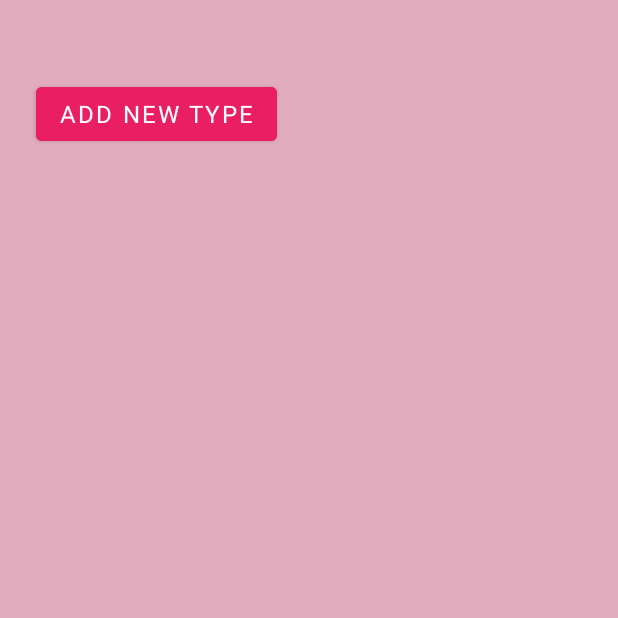
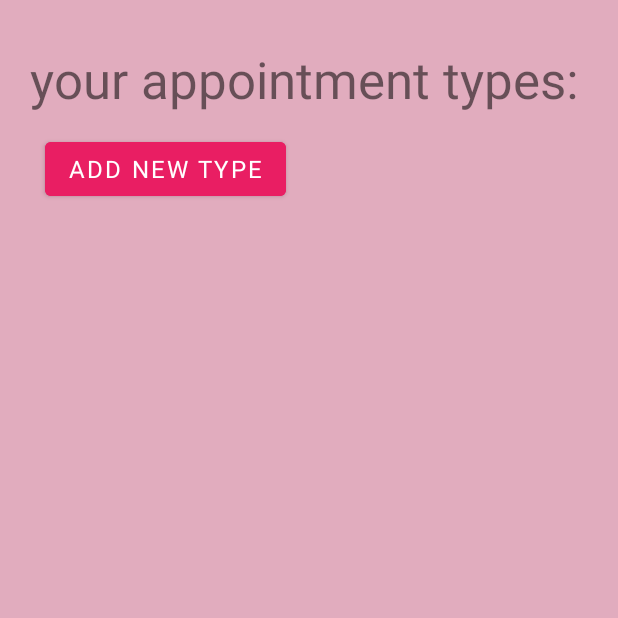
Before and after one commit to DimaAbbas/FinalProject-UniHaifa, an Android app: the AppointmentsSettings screen opened directly, with no data from a screen before it, on a phone screen of 412 x 824 dp, the top half of it. Run offline under Robolectric (Android 15) with nearby library versions, the phone set to English and light mode, and no system bars; our stand-ins replace Firebase (no records; nobody signed in at launch, a user with empty details on screens opened directly); 1 statement that could not run was skipped.

Commit message:
finished appointment types list view

```diff
--- a/app/src/main/java/com/example/finalproject_unihaifa/AppointmentsSettings.java
+++ b/app/src/main/java/com/example/finalproject_unihaifa/AppointmentsSettings.java
@@ -3,17 +3,108 @@ package com.example.finalproject_unihaifa;
 import android.content.Intent;
 import android.os.Bundle;
 import android.view.View;
+import android.widget.ArrayAdapter;
+import android.widget.ListView;
+import android.widget.SimpleAdapter;
 
+import androidx.annotation.NonNull;
+import androidx.annotation.Nullable;
 import androidx.appcompat.app.AppCompatActivity;
 
+import com.google.android.gms.tasks.OnCompleteListener;
+import com.google.android.gms.tasks.Task;
+import com.google.firebase.auth.FirebaseAuth;
+import com.google.firebase.auth.FirebaseUser;
+import com.google.firebase.database.ChildEventListener;
+import com.google.firebase.database.DataSnapshot;
+import com.google.firebase.database.DatabaseError;
+import com.google.firebase.database.DatabaseReference;
+import com.google.firebase.database.FirebaseDatabase;
+import com.google.firebase.database.Query;
+import com.google.firebase.database.ValueEventListener;
+
+import java.util.ArrayList;
+import java.util.HashMap;
+import java.util.List;
+import java.util.Map;
+
 public class AppointmentsSettings extends AppCompatActivity implements View.OnClickListener{
+
+    ListView appListView;
+    FirebaseAuth mAuth;
+    FirebaseDatabase database;
+    DatabaseReference myRef;
+
+    List list = new ArrayList<>();
+    SimpleAdapter adapter;
+    Map<String, String> item;
+
+    String username;
 
     @Override
     protected void onCreate(Bundle savedInstanceState) {
         super.onCreate(savedInstanceState);
         setContentView(R.layout.activity_appointments_settings);
 
+        mAuth = FirebaseAuth.getInstance();
+        database = FirebaseDatabase.getInstance();
+        myRef = database.getReference("User");
+
+        username = LogIn.getUser().getName();
+        /*if(mAuth.getCurrentUser() != null){
+            myRef = myRef.child(mAuth.getCurrentUser().getUid());
+            myRef.addListenerForSingleValueEvent(new ValueEventListener() {
+                @Override
+                public void onDataChange(@NonNull DataSnapshot snapshot) {
+                    User user = snapshot.getValue(User.class);
+                    username = user.getName();
+                }
+
+                @Override
+                public void onCancelled(@NonNull DatabaseError error) {
+
+                }
+            });
+        }*/
+
         findViewById(R.id.addType).setOnClickListener(this);
+        appListView = (ListView) findViewById(R.id.appTypesList);
+
+        adapter = new SimpleAdapter(this, list, R.layout.multi_line,
+                new String[] {"line1", "line2"}, new int[] {R.id.line_a, R.id.line_b});
+        appListView.setAdapter(adapter);
+        adapter.notifyDataSetChanged();
+
+        myRef = database.getReference("Appointment Type");
+        Query query = myRef.child(username);
+        query.addValueEventListener(new ValueEventListener() {
+            @Override
+            public void onDataChange(@NonNull DataSnapshot snapshot) {
+                list.clear();
+                for (DataSnapshot ds:snapshot.getChildren()){
+                    if (ds.exists()) {
+                        AppointmentType appointmentType = ds.getValue(AppointmentType.class);
+                        /*String txt = appointmentType.getName() + ", duration: " + appointmentType.getDuration_hours() +
+                                ":" + appointmentType.getDuration_minutes() + ", price: " + appointmentType.getPrice();
+                        list.add(txt);*/
+                        item = new HashMap<String, String>();
+                        item.put("line1", appointmentType.getName());
+                        item.put("line2", "duration: " + appointmentType.getDuration_hours() +
+                                ":" +appointmentType.getDuration_minutes() +
+                                " - " + "price: " + appointmentType.getPrice());
+                        //item.put("line3", "price: " + appointmentType.getPrice());
+                        list.add(item);
+                        adapter.notifyDataSetChanged();
+                    }
+                }
+            }
+
+            @Override
+            public void onCancelled(@NonNull DatabaseError error) {
+
+            }
+        });
+
     }
 
     @Override
--- a/app/src/main/java/com/example/finalproject_unihaifa/NewAppointmentType.java
+++ b/app/src/main/java/com/example/finalproject_unihaifa/NewAppointmentType.java
@@ -106,6 +106,7 @@ public class NewAppointmentType extends AppCompatActivity implements View.OnClic
         switch(view.getId()){
             case R.id.appointmentCreate:
                 CreateAppointment();
+                finish();
         }
     }
 
--- a/app/src/main/res/layout/activity_appointments_settings.xml
+++ b/app/src/main/res/layout/activity_appointments_settings.xml
@@ -10,13 +10,34 @@
         android:id="@+id/addType"
         android:layout_width="wrap_content"
         android:layout_height="wrap_content"
-        android:layout_marginStart="24dp"
-        android:layout_marginTop="52dp"
+        android:layout_marginStart="30dp"
+        android:layout_marginTop="13dp"
         android:backgroundTint="@color/buttons"
         android:fontFamily="sans-serif-thin"
         android:text="add new type"
         android:textSize="16sp"
         android:textStyle="bold"
         app:layout_constraintStart_toStartOf="parent"
+        app:layout_constraintTop_toBottomOf="@+id/textView20" />
+
+    <TextView
+        android:id="@+id/textView20"
+        android:layout_width="wrap_content"
+        android:layout_height="wrap_content"
+        android:layout_marginStart="20dp"
+        android:layout_marginTop="30dp"
+        android:text="your appointment types:"
+        android:textSize="34sp"
+        app:layout_constraintStart_toStartOf="parent"
         app:layout_constraintTop_toTopOf="parent" />
+
+    <ListView
+        android:id="@+id/appTypesList"
+        android:layout_width="370dp"
+        android:layout_height="550dp"
+        android:layout_marginTop="25dp"
+        app:layout_constraintEnd_toEndOf="parent"
+        app:layout_constraintStart_toStartOf="parent"
+        app:layout_constraintTop_toBottomOf="@+id/addType" />
+
 </androidx.constraintlayout.widget.ConstraintLayout>
```
Also changed, not shown: app/src/main/res/layout/multi_line.xml (added, +21 -0 lines).
